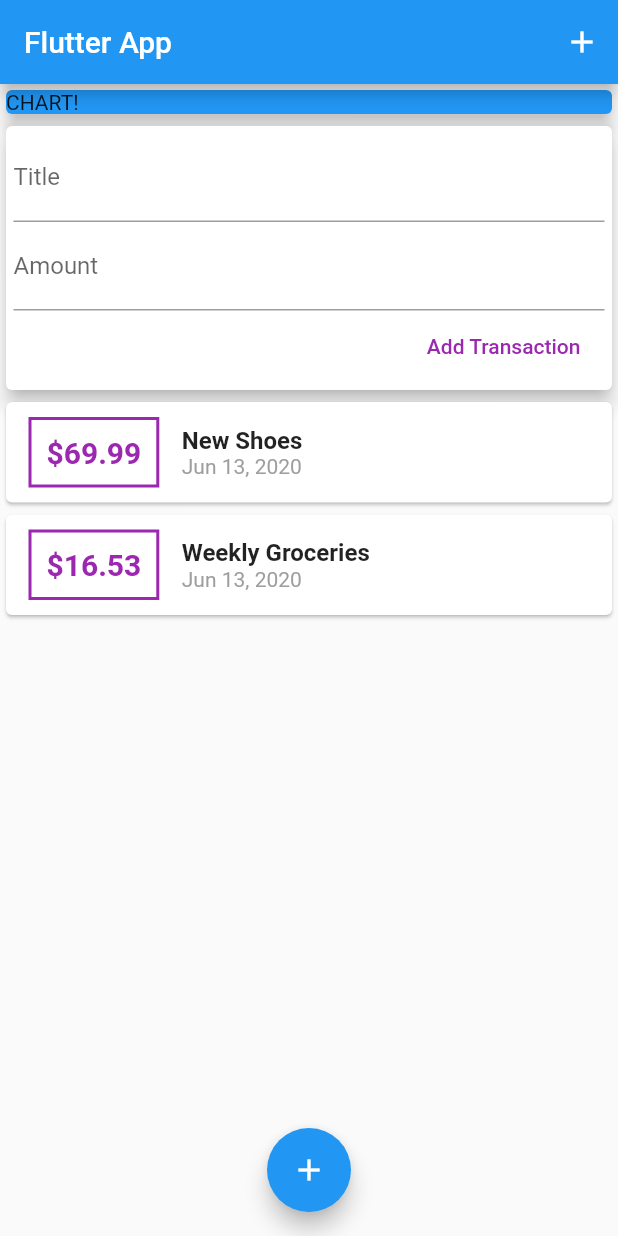
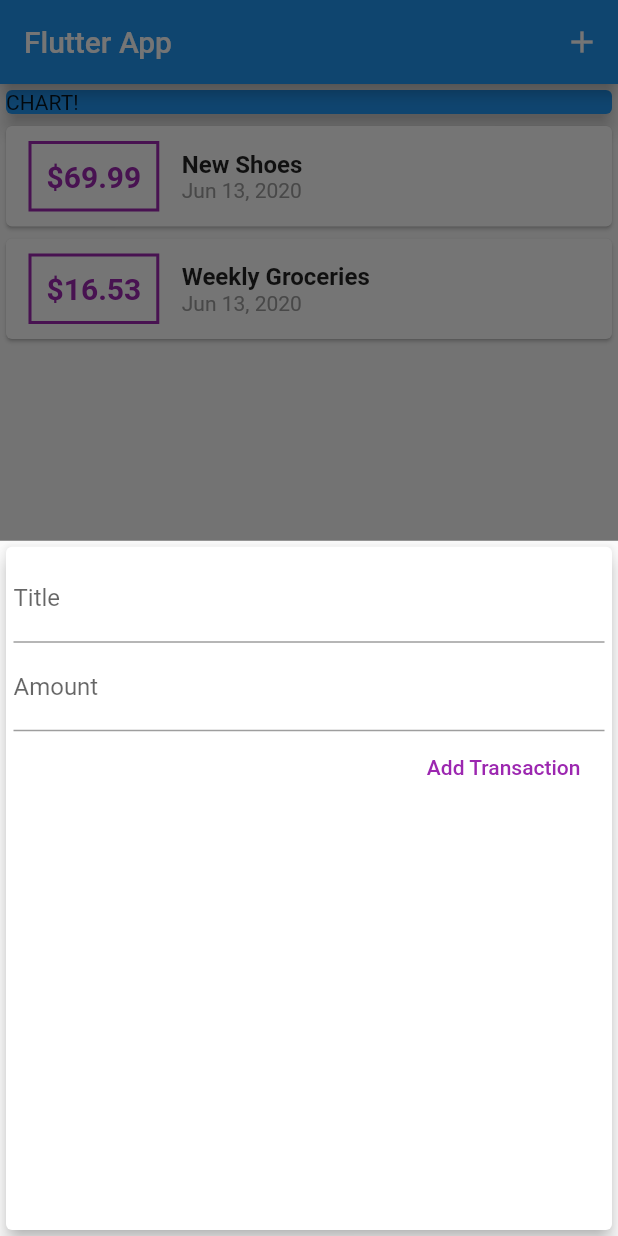
Before and after one commit to arielmagbanua/flutter-app-examples, a Flutter app: the screen it shows after launch, after a tap on the "add" icon, on a phone screen of 412 x 824 dp. Run offline on Flutter 3.47's test engine with Material 2 defaults, Android fonts, the phone set to English and light mode, and no system bars.

Commit message:
Implemented New transaction as bottom sheet.

```diff
--- a/personal_expenses/lib/main.dart
+++ b/personal_expenses/lib/main.dart
@@ -1,5 +1,7 @@
 import 'package:flutter/material.dart';
-import './widgets/user_transactions.dart';
+import './widgets/new_transaction.dart';
+import './models/transaction.dart';
+import './widgets/transaction_list.dart';
 
 void main() => runApp(MyApp());
 
@@ -13,9 +15,55 @@
   }
 }
 
-class MyHomePage extends StatelessWidget {
+class MyHomePage extends StatefulWidget {
+  @override
+  _MyHomePageState createState() => _MyHomePageState();
+}
+
+class _MyHomePageState extends State<MyHomePage> {
   final titleController = TextEditingController();
   final amountController = TextEditingController();
+
+  final List<Transaction> _userTransactions = [
+    Transaction(
+      id: 't1',
+      title: 'New Shoes',
+      amount: 69.99,
+      date: DateTime.now(),
+    ),
+    Transaction(
+      id: 't2',
+      title: 'Weekly Groceries',
+      amount: 16.53,
+      date: DateTime.now(),
+    )
+  ];
+
+  void _addNewTransaction(String txTitle, double txAmount) {
+    final newTx = Transaction(
+      title: txTitle,
+      amount: txAmount,
+      date: DateTime.now(),
+      id: DateTime.now().toString(),
+    );
+
+    setState(() {
+      _userTransactions.add(newTx);
+    });
+  }
+
+  void _startAddNewTransaction(BuildContext ctx) {
+    showModalBottomSheet(
+      context: ctx,
+      builder: (_) {
+        return GestureDetector(
+          onTap: () {},
+          child: NewTransaction(_addNewTransaction),
+          behavior: HitTestBehavior.opaque,
+        );
+      },
+    );
+  }
 
   @override
   Widget build(BuildContext context) {
@@ -27,7 +75,7 @@
             icon: Icon(
               Icons.add,
             ),
-            onPressed: () {},
+            onPressed: () => _startAddNewTransaction(context),
           )
         ],
       ),
@@ -43,7 +91,7 @@
                 elevation: 5,
               ),
             ),
-            UserTransactions(),
+            TransactionList(_userTransactions),
           ],
         ),
       ),
@@ -52,7 +100,7 @@
         child: Icon(
           Icons.add,
         ),
-        onPressed: () {},
+        onPressed: () => _startAddNewTransaction(context),
       ),
     );
   }
--- a/personal_expenses/lib/widgets/new_transaction.dart
+++ b/personal_expenses/lib/widgets/new_transaction.dart
@@ -1,11 +1,18 @@
 import 'package:flutter/material.dart';
 
-class NewTransaction extends StatelessWidget {
+class NewTransaction extends StatefulWidget {
   final Function addTx;
-  final titleController = TextEditingController();
-  final amountController = TextEditingController();
 
   NewTransaction(this.addTx);
+
+  @override
+  _NewTransactionState createState() => _NewTransactionState();
+}
+
+class _NewTransactionState extends State<NewTransaction> {
+  final titleController = TextEditingController();
+
+  final amountController = TextEditingController();
 
   void submitData() {
     final enteredTitle = titleController.text;
@@ -15,7 +22,7 @@
       return;
     }
 
-    addTx(
+    widget.addTx(
       enteredTitle,
       enteredAmount,
     );
--- a/personal_expenses/lib/widgets/user_transactions.dart
+++ /dev/null
@@ -1,49 +0,0 @@
-import 'package:flutter/material.dart';
-import '../models/transaction.dart';
-import './new_transaction.dart';
-import './transaction_list.dart';
-
-class UserTransactions extends StatefulWidget {
-  @override
-  _UserTransactionsState createState() => _UserTransactionsState();
-}
-
-class _UserTransactionsState extends State<UserTransactions> {
-  final List<Transaction> _userTransactions = [
-    Transaction(
-      id: 't1',
-      title: 'New Shoes',
-      amount: 69.99,
-      date: DateTime.now(),
-    ),
-    Transaction(
-      id: 't2',
-      title: 'Weekly Groceries',
-      amount: 16.53,
-      date: DateTime.now(),
-    )
-  ];
-
-  void _addNewTransaction(String txTitle, double txAmount) {
-    final newTx = Transaction(
-      title: txTitle,
-      amount: txAmount,
-      date: DateTime.now(),
-      id: DateTime.now().toString(),
-    );
-
-    setState(() {
-      _userTransactions.add(newTx);
-    });
-  }
-
-  @override
-  Widget build(BuildContext context) {
-    return Column(
-      children: <Widget>[
-        NewTransaction(_addNewTransaction),
-        TransactionList(_userTransactions),
-      ],
-    );
-  }
-}
```
